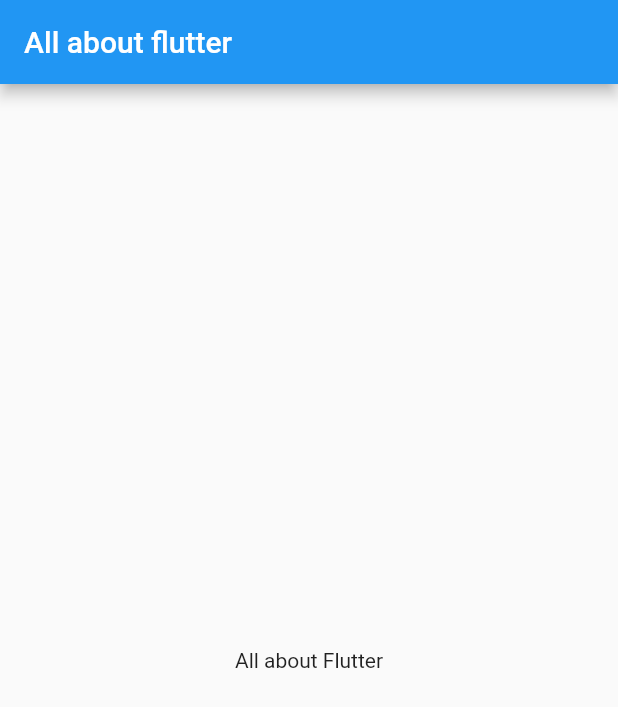
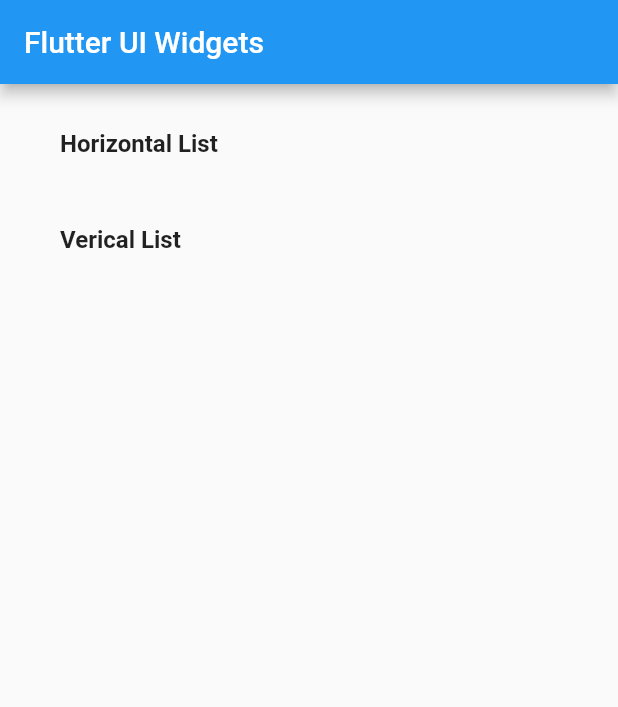
Before and after one commit to satyaattili/AllAboutFlutter, a Flutter app: the screen it shows after launch, on a phone screen of 412 x 824 dp. Shown: the top 707 px of the screen. Run offline on Flutter 3.47's test engine with Material 2 defaults, Android fonts, the phone set to English and light mode, and no system bars.

Commit message:
Horizontal list view

```diff
--- /dev/null
+++ b/lib/data/data_constants.dart
@@ -0,0 +1,13 @@
+
+var homeList = [
+  'Horizontal List',
+  'Verical List'
+];
+
+var imageUrls = [
+  'http://mobileappdev.in/projects/flutter/thumbnails/android.jpg',
+  'http://mobileappdev.in/projects/flutter/thumbnails/kotlin.png',
+  'http://mobileappdev.in/projects/flutter/thumbnails/flutter.png',
+  'http://mobileappdev.in/projects/flutter/thumbnails/firebase.png',
+  'http://mobileappdev.in/projects/flutter/thumbnails/tensorflow.jpg'
+];
--- a/lib/main.dart
+++ b/lib/main.dart
@@ -1,41 +1,33 @@
 import 'package:flutter/material.dart';
+import 'package:all_about_flutter_app/screens/home_screen.dart';
+import 'package:flutter/services.dart';
+import 'package:all_about_flutter_app/screens/scroll_views.dart';
 
 void main() => runApp(new MyApp());
 
 class MyApp extends StatelessWidget {
-  @override
-  Widget build(BuildContext context) {
-    return new MaterialApp(
-      title: 'Flutter Demo',
-      theme: new ThemeData(
-        primarySwatch: Colors.blue,
-      ),
-      home: new MyHomePage(title: 'All about flutter'),
-    );
-  }
-}
-
-class MyHomePage extends StatefulWidget {
-  MyHomePage({Key key, this.title}) : super(key: key);
-
-  final String title;
-
-  @override
-  _MyHomePageState createState() => new _MyHomePageState();
-}
-
-class _MyHomePageState extends State<MyHomePage> {
+  final routes = <String, WidgetBuilder>{
+    "/home": (BuildContext context) => HomeScreen(),
+    "/horizontal-list": (BuildContext context) => HorizontalList(),
+  };
 
 
   @override
   Widget build(BuildContext context) {
-    return new Scaffold(
-      appBar: new AppBar(
-        title: new Text(widget.title),
+    //fix orientation to potrait
+    SystemChrome.setPreferredOrientations([
+      DeviceOrientation.portraitDown,
+      DeviceOrientation.portraitUp,
+    ]);
+
+    return MaterialApp(
+      theme: ThemeData(
+        brightness: Brightness.dark,
+        primaryColor: Colors.orange[800],
+        accentColor: Colors.cyan[600],
       ),
-      body: new Center(
-        child: new Text("All about Flutter"),
-      )
+      home: HomeScreen(),
+      routes: routes,
     );
   }
 }
--- /dev/null
+++ b/lib/screens/home_screen.dart
@@ -0,0 +1,34 @@
+import 'package:all_about_flutter_app/data/data_constants.dart';
+import 'package:flutter/material.dart';
+
+class HomeScreen extends StatelessWidget {
+  @override
+  Widget build(BuildContext context) {
+    return new MaterialApp(
+        home: Scaffold(
+            appBar: AppBar(
+              title: new Text("Flutter UI Widgets"),
+            ),
+            body: new ListView.builder(
+                padding: EdgeInsets.all(8.0),
+                scrollDirection: Axis.vertical,
+                itemCount: homeList.length,
+                itemBuilder: (BuildContext ctxt, int index) {
+                  return new ListTile(
+                    title: homeListTileView(context, homeList[index], index),
+                  );
+                })));
+  }
+
+  Widget homeListTileView(
+      BuildContext context, String listItemText, int index) {
+    return new InkWell(
+        onTap: () {
+          Navigator.of(context).pushNamed("/horizontal-list");
+        },
+        child: new ListTile(
+          title: new Text(listItemText,
+              style: new TextStyle(fontWeight: FontWeight.bold)),
+        ));
+  }
+}
--- /dev/null
+++ b/lib/screens/scroll_views.dart
@@ -0,0 +1,76 @@
+import 'package:all_about_flutter_app/data/data_constants.dart';
+import 'package:flutter/material.dart';
+import 'package:all_about_flutter_app/widgets/categories_section.dart';
+
+class HorizontalList extends StatelessWidget {
+  static String tag = "tag-horizontal-list";
+
+  @override
+  Widget build(BuildContext context) {
+    return MaterialApp(
+        home: Scaffold(
+            appBar: AppBar(
+              title: new Text("Horiontal ListView Widgets"),
+            ),
+            body: Column(
+              children: <Widget>[
+                headerText("Only List View"),
+                listView,
+                headerText("List view as child to custom Widget 1"),
+                CardSectionHolder(
+                  cardTitle: "Section 1",
+                  actionText: "Click Here",
+                  actionClickCallBAck: onClick(),
+                  child: listView,
+                ),
+                headerText("List view as child to custom Widget 2"),
+                CardSectionHolder(
+                  cardTitle: "Section 2",
+                  actionText: "View All",
+                  backgroundColor: Colors.blueAccent,
+                  actionClickCallBAck: onClick(),
+                  child: listView,
+                )
+              ],
+            )
+        ));
+  }
+
+  var listView = new Container(
+      margin: EdgeInsets.symmetric(vertical: 10.0, horizontal: 5.0),
+      height: 120.0,
+      child: ListView.builder(
+          scrollDirection: Axis.horizontal,
+          padding: EdgeInsets.all(8.0),
+          itemCount: imageUrls.length,
+          itemBuilder: (BuildContext ctxt, int index) {
+            return tileView(imageUrls[index]);
+          }
+      )
+  );
+
+
+  static Container tileView(String imageUrl) {
+    return Container(
+        width: 100.0,
+        height: 100.0,
+        margin: EdgeInsets.all(5.0),
+        decoration: new BoxDecoration(
+            color: Colors.black,
+            borderRadius: new BorderRadius.all(const Radius.circular(10.0)),
+            shape: BoxShape.rectangle,
+            image: new DecorationImage(
+                fit: BoxFit.cover, image: new NetworkImage(imageUrl))
+        )
+    );
+  }
+
+  static Padding headerText(String text) {
+    return new Padding(padding: EdgeInsets.all(10.0),
+        child: new Text(text, style: new TextStyle(fontStyle: FontStyle.italic, fontWeight: FontWeight.bold),));
+  }
+
+  onClick() {
+    print("Action Clicked");
+  }
+}
```
Also changed, not shown: lib/data/list_json.json (added, +22 -0 lines), lib/widgets/categories_section.dart (added, +50 -0 lines), 2 other files.
